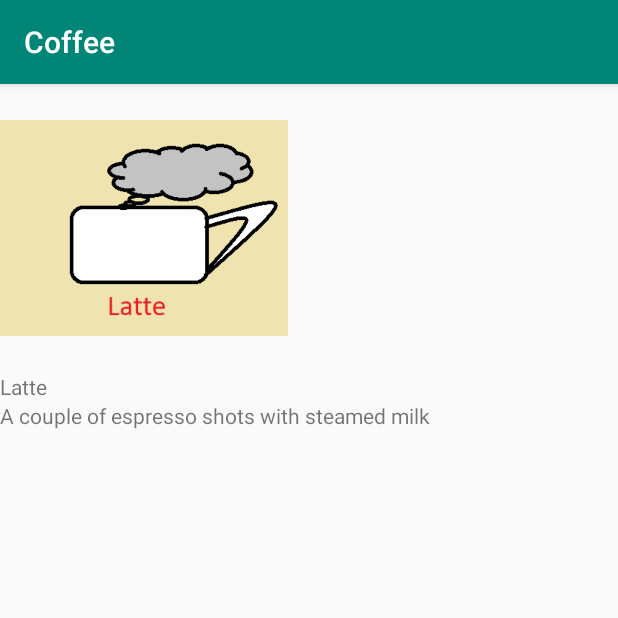
After one commit to AntropovD/HeadFirst-Android, an Android app: the DrinkActivity screen opened directly, with no data from a screen before it, on a phone screen of 412 x 824 dp, the top half of it. The commit adds this screen. Run offline under Robolectric (Android 15) with nearby library versions, the phone set to English and light mode, and no system bars; 1 statement that could not run was skipped.

Commit message:
Coffee shop

```diff
--- a/Coffee/app/src/main/AndroidManifest.xml
+++ b/Coffee/app/src/main/AndroidManifest.xml
@@ -12,10 +12,13 @@
         <activity android:name=".TopLevel">
             <intent-filter>
                 <action android:name="android.intent.action.MAIN" />
+                <action android:name="android.intent.action.VIEW" />
 
                 <category android:name="android.intent.category.LAUNCHER" />
             </intent-filter>
         </activity>
+        <activity android:name=".DrinkCategoryActivity" />
+        <activity android:name=".DrinkActivity" />
     </application>
 
 </manifest>
--- a/Coffee/app/src/main/java/com/example/dmitry/coffee/Drink.java
+++ b/Coffee/app/src/main/java/com/example/dmitry/coffee/Drink.java
@@ -1,11 +1,9 @@
 package com.example.dmitry.coffee;
 
+import android.support.annotation.NonNull;
+
 public class Drink {
-    private String name;
-    private String description;
-    private int imageResourceId;
-
-    public static final Drink[] drinks = {
+    static final Drink[] drinks = {
             new Drink("Latte", "A couple of espresso shots with steamed milk",
                     R.drawable.latte),
             new Drink("Cappuccino", "Espresso, hot milk, and a steamed milk foam",
@@ -13,10 +11,30 @@ public class Drink {
             new Drink("Filter", "Highest quality beans roasted and brewed fresh",
                     R.drawable.filter)
     };
+    private String name;
+    private String description;
+    private int imageResourceId;
 
-    public Drink(String name, String description, int imageResourceId) {
+    private Drink(String name, String description, int imageResourceId) {
         this.name = name;
         this.description = description;
         this.imageResourceId = imageResourceId;
     }
+
+    public String getDescription() {
+        return description;
+    }
+
+    public String getName() {
+        return name;
+    }
+
+    int getImageResourceId() {
+        return imageResourceId;
+    }
+
+    @NonNull
+    public String toString() {
+        return this.name;
+    }
 }
--- /dev/null
+++ b/Coffee/app/src/main/java/com/example/dmitry/coffee/DrinkActivity.java
@@ -0,0 +1,30 @@
+package com.example.dmitry.coffee;
+
+import android.os.Bundle;
+import android.support.v7.app.AppCompatActivity;
+import android.widget.ImageView;
+import android.widget.TextView;
+
+public class DrinkActivity extends AppCompatActivity {
+
+    public static final String EXTRA_DRINKNO = "drinkNo";
+
+    @Override
+    protected void onCreate(Bundle savedInstanceState) {
+        super.onCreate(savedInstanceState);
+        setContentView(R.layout.activity_drink);
+
+        int drinkNo = (Integer) getIntent().getExtras().get(EXTRA_DRINKNO);
+        Drink drink = Drink.drinks[drinkNo];
+
+        ImageView photo = findViewById(R.id.photo);
+        photo.setImageResource(drink.getImageResourceId());
+        photo.setContentDescription(drink.getName());
+
+        TextView name = findViewById(R.id.name);
+        name.setText(drink.getName());
+
+        TextView description = findViewById(R.id.description);
+        description.setText(drink.getDescription());
+    }
+}
--- /dev/null
+++ b/Coffee/app/src/main/res/layout/activity_drink.xml
@@ -0,0 +1,23 @@
+<?xml version="1.0" encoding="utf-8"?>
+<LinearLayout xmlns:android="http://schemas.android.com/apk/res/android"
+    xmlns:tools="http://schemas.android.com/tools"
+    android:layout_width="match_parent"
+    android:layout_height="match_parent"
+    android:orientation="vertical"
+    tools:context=".DrinkActivity">
+
+    <ImageView
+        android:id="@+id/photo"
+        android:layout_width="@android:dimen/thumbnail_width"
+        android:layout_height="@android:dimen/thumbnail_height" />
+
+    <TextView
+        android:id="@+id/name"
+        android:layout_width="wrap_content"
+        android:layout_height="wrap_content" />
+
+    <TextView
+        android:id="@+id/description"
+        android:layout_width="match_parent"
+        android:layout_height="wrap_content" />
+</LinearLayout>
--- a/Coffee/app/src/main/res/layout/activity_top_level.xml
+++ b/Coffee/app/src/main/res/layout/activity_top_level.xml
@@ -1,6 +1,5 @@
 <?xml version="1.0" encoding="utf-8"?>
 <LinearLayout xmlns:android="http://schemas.android.com/apk/res/android"
-    xmlns:app="http://schemas.android.com/apk/res-auto"
     xmlns:tools="http://schemas.android.com/tools"
     android:layout_width="match_parent"
     android:layout_height="match_parent"
@@ -16,5 +15,5 @@
         android:id="@+id/list_options"
         android:layout_width="match_parent"
         android:layout_height="wrap_content"
-        android:entries="@array/options" />
+        android:entries="@array/options"/>
 </LinearLayout>
```
Also changed, not shown: Coffee/app/src/main/java/com/example/dmitry/coffee/DrinkCategoryActivity.java (added, +32 -0 lines), Coffee/app/src/main/java/com/example/dmitry/coffee/TopLevel.java (+21 -1 lines).
